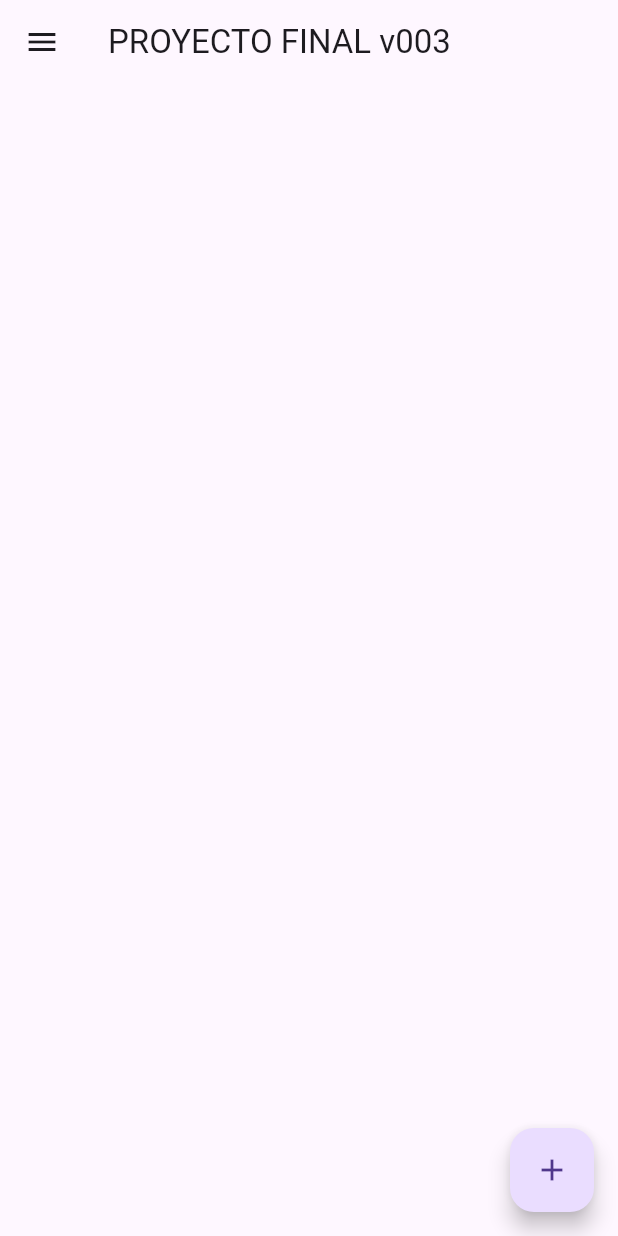
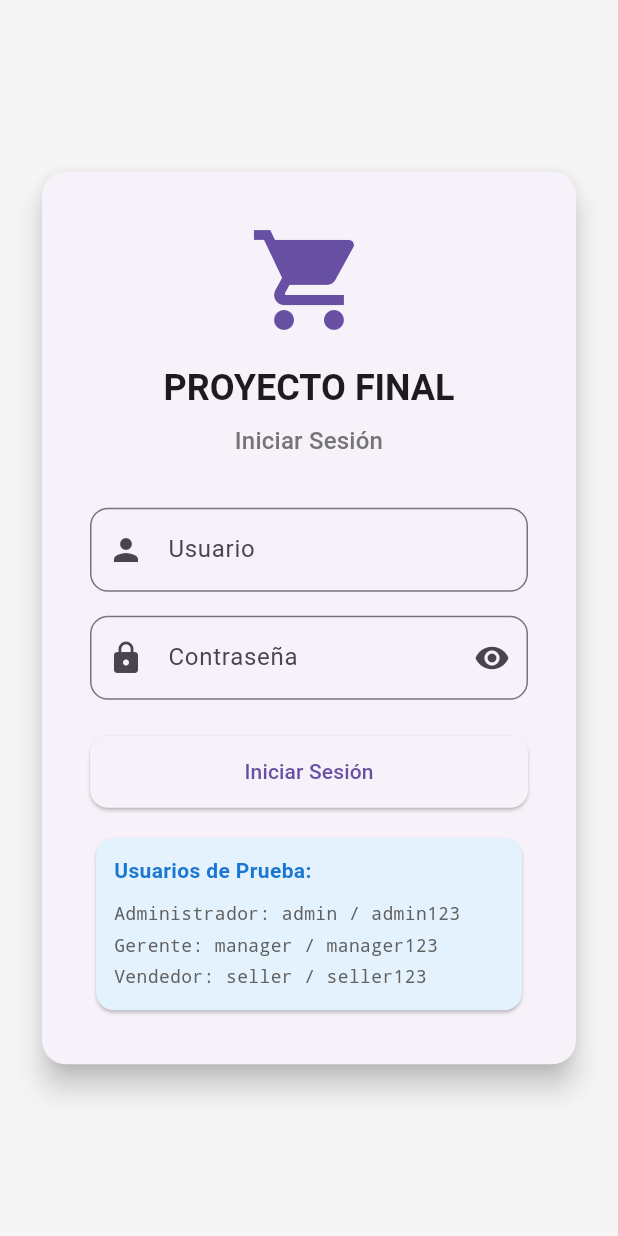
Before and after one commit to joseluisdaza/MFS_Mobile_Avanzado_Proyecto_Final, a Flutter app: the screen it shows after launch, on a phone screen of 412 x 824 dp. Run offline on Flutter 3.47's test engine with Material 3 defaults, Android fonts, the phone set to English and light mode, and no system bars; our stand-ins replace drift, equatable, flutter_bloc; accounts and stored records are empty; generated files the repository leaves out were written again.

Commit message:
Agregando blocs para el login

```diff
--- /dev/null
+++ b/lib/bloc/auth/auth_event.dart
@@ -0,0 +1,22 @@
+import 'package:equatable/equatable.dart';
+
+abstract class AuthEvent extends Equatable {
+  const AuthEvent();
+
+  @override
+  List<Object?> get props => [];
+}
+
+class LoginRequested extends AuthEvent {
+  final String username;
+  final String password;
+
+  const LoginRequested({required this.username, required this.password});
+
+  @override
+  List<Object?> get props => [username, password];
+}
+
+class LogoutRequested extends AuthEvent {}
+
+class CheckAuthStatus extends AuthEvent {}
--- /dev/null
+++ b/lib/bloc/auth/auth_state.dart
@@ -0,0 +1,45 @@
+import 'package:equatable/equatable.dart';
+import 'package:carro_2_fin_expo_sqlite/database/database.dart';
+
+abstract class AuthState extends Equatable {
+  const AuthState();
+
+  @override
+  List<Object?> get props => [];
+}
+
+class AuthInitial extends AuthState {}
+
+class AuthLoading extends AuthState {}
+
+class AuthAuthenticated extends AuthState {
+  final User user;
+
+  const AuthAuthenticated({required this.user});
+
+  @override
+  List<Object?> get props => [user];
+
+  // Helper methods para verificar roles
+  bool get isAdmin => user.role == 'admin';
+  bool get isManager => user.role == 'manager';
+  bool get isSeller => user.role == 'seller';
+
+  // Helper methods para permisos
+  bool get canManageProducts => isAdmin;
+  bool get canManageInventory => isAdmin || isManager;
+  bool get canManageStores => isAdmin || isManager;
+  bool get canManageUsers => isAdmin || isManager;
+  bool get canAccessCart => true; // Todos pueden acceder al carrito
+}
+
+class AuthUnauthenticated extends AuthState {}
+
+class AuthError extends AuthState {
+  final String message;
+
+  const AuthError({required this.message});
+
+  @override
+  List<Object?> get props => [message];
+}
--- a/lib/database/database.dart
+++ b/lib/database/database.dart
@@ -148,6 +148,12 @@ class AppDatabase extends _$AppDatabase {
   Future<User?> getUserByUsername(String username) => (select(
     users,
   )..where((u) => u.username.equals(username))).getSingleOrNull();
+
+  Future<User?> getUserByCredentials(String username, String password) =>
+      (select(users)..where(
+            (u) => u.username.equals(username) & u.password.equals(password),
+          ))
+          .getSingleOrNull();
 
   // === STORE INVENTORY CRUD ===
   Future<List<StoreInventoryData>> getInventoryByStore(int storeId) =>
@@ -333,38 +339,71 @@ class AppDatabase extends _$AppDatabase {
   // === MÉTODOS DE INICIALIZACIÓN ===
 
   Future<void> initializeDefaultData() async {
-    // Verificar si ya hay datos
+    // Verificar si ya hay tiendas
     final storeCount = await (selectOnly(
       stores,
     )..addColumns([stores.id.count()])).getSingle();
 
+    int? store1Id;
+    int? store2Id;
+
     if (storeCount.read(stores.id.count()) == 0) {
       // Crear tiendas por defecto
-      final store1Id = await insertStore(
+      store1Id = await insertStore(
         StoresCompanion.insert(
           name: 'Tienda Centro',
           location: 'Centro Comercial Cala Cala',
         ),
       );
 
-      final store2Id = await insertStore(
+      store2Id = await insertStore(
         StoresCompanion.insert(
           name: 'Tienda Norte',
           location: 'Zona Norte - Av. Libertador 123',
         ),
       );
+    }
 
-      // Crear usuario vendedor por defecto
-      await insertUser(
+    // Verificar si ya hay usuarios
+    final userCount = await (selectOnly(
+      users,
+    )..addColumns([users.id.count()])).getSingle();
+
+    if (userCount.read(users.id.count()) == 0) {
+      print('DEBUG: Creando usuarios de prueba...');
+
+      // Crear usuarios de prueba
+      final adminId = await insertUser(
         UsersCompanion.insert(
           username: 'admin',
-          password: '123456', // En producción debería estar hasheada
+          password: 'admin123',
           fullName: 'Administrador del Sistema',
           role: const Value('admin'),
         ),
       );
+      print('DEBUG: Usuario admin creado con ID: $adminId');
 
-      await insertUser(
+      final managerId = await insertUser(
+        UsersCompanion.insert(
+          username: 'manager',
+          password: 'manager123',
+          fullName: 'Gerente de Tienda',
+          role: const Value('manager'),
+        ),
+      );
+      print('DEBUG: Usuario manager creado con ID: $managerId');
+
+      final sellerId = await insertUser(
+        UsersCompanion.insert(
+          username: 'seller',
+          password: 'seller123',
+          fullName: 'Vendedor de Mostrador',
+          role: const Value('seller'),
+        ),
+      );
+      print('DEBUG: Usuario seller creado con ID: $sellerId');
+
+      final vendedorId = await insertUser(
         UsersCompanion.insert(
           username: 'vendedor1',
           password: '123456',
@@ -372,11 +411,19 @@ class AppDatabase extends _$AppDatabase {
           role: const Value('seller'),
         ),
       );
+      print('DEBUG: Usuario vendedor1 creado con ID: $vendedorId');
+      print('DEBUG: Todos los usuarios de prueba creados exitosamente');
+    } else {
+      print(
+        'DEBUG: Los usuarios ya existen, total: ${userCount.read(users.id.count())}',
+      );
+    }
 
-      // Si hay productos existentes, crear inventario inicial para ambas tiendas
+    // Si se crearon tiendas nuevas y hay productos, crear inventario inicial
+    if (store1Id != null && store2Id != null) {
       final products = await getAllProducts();
       for (final product in products) {
-        // Inventario para tienda sur (cantidad inicial fija)
+        // Inventario para tienda centro (cantidad inicial fija)
         await insertStoreInventory(
           StoreInventoryCompanion.insert(
             storeId: store1Id,
--- a/lib/main.dart
+++ b/lib/main.dart
@@ -6,10 +6,12 @@ import 'package:carro_2_fin_expo_sqlite/bloc/products/products_bloc.dart';
 import 'package:carro_2_fin_expo_sqlite/bloc/cart/cart_bloc.dart';
 import 'package:carro_2_fin_expo_sqlite/bloc/stores/stores_bloc.dart';
 import 'package:carro_2_fin_expo_sqlite/bloc/users/users_bloc.dart';
+import 'package:carro_2_fin_expo_sqlite/bloc/auth/auth_bloc.dart';
 import 'package:carro_2_fin_expo_sqlite/bloc/products/products_event.dart';
 import 'package:carro_2_fin_expo_sqlite/bloc/stores/stores_event.dart';
 import 'package:carro_2_fin_expo_sqlite/bloc/users/users_event.dart';
-import 'package:carro_2_fin_expo_sqlite/presentation/pages/home_page.dart';
+import 'package:carro_2_fin_expo_sqlite/bloc/auth/auth_event.dart';
+import 'package:carro_2_fin_expo_sqlite/presentation/widgets/auth_wrapper.dart';
 
 void main() {
   runApp(const MainApp());
@@ -66,13 +68,22 @@ class MainApp extends StatelessWidget {
               ),
             )..add(const LoadUsers()),
           ),
+          // BLoC de autenticación
+          BlocProvider<AuthBloc>(
+            create: (context) => AuthBloc(
+              database: provider_pkg.Provider.of<AppDatabase>(
+                context,
+                listen: false,
+              ),
+            )..add(CheckAuthStatus()),
+          ),
         ],
         child: MaterialApp(
           title: 'Carrito de Compras By Josh',
           themeMode: ThemeMode.system, // Usa el tema del sistema por defecto
           theme: ThemeData.light(),
           darkTheme: ThemeData.dark(),
-          home: const HomePage(),
+          home: const AuthWrapper(),
         ),
       ),
     );
--- a/lib/presentation/pages/home_page.dart
+++ b/lib/presentation/pages/home_page.dart
@@ -6,6 +6,8 @@ import 'package:carro_2_fin_expo_sqlite/bloc/products/products_state.dart';
 import 'package:carro_2_fin_expo_sqlite/bloc/cart/cart_bloc.dart';
 import 'package:carro_2_fin_expo_sqlite/bloc/cart/cart_event.dart';
 import 'package:carro_2_fin_expo_sqlite/bloc/cart/cart_state.dart';
+import 'package:carro_2_fin_expo_sqlite/bloc/auth/auth_bloc.dart';
+import 'package:carro_2_fin_expo_sqlite/bloc/auth/auth_event.dart';
 import 'package:carro_2_fin_expo_sqlite/database/database.dart';
 import 'package:carro_2_fin_expo_sqlite/presentation/dialogos/product_dialog.dart';
 import 'package:carro_2_fin_expo_sqlite/presentation/dialogos/inventory_dialog.dart';
@@ -13,12 +15,14 @@ import 'package:carro_2_fin_expo_sqlite/presentation/pages/stores_page.dart';
 import 'package:carro_2_fin_expo_sqlite/presentation/pages/users_page.dart';
 
 class HomePage extends StatelessWidget {
-  const HomePage({super.key});
+  final User user;
+
+  const HomePage({super.key, required this.user});
 
   @override
   Widget build(BuildContext context) {
     return Scaffold(
-      appBar: AppBar(title: const Text('PROYECTO FINAL v003')),
+      appBar: AppBar(title: const Text('PROYECTO FINAL v005')),
       drawer: _buildDrawer(context),
       body: BlocBuilder<ProductsBloc, ProductsState>(
         builder: (context, state) {
@@ -45,9 +49,52 @@ class HomePage extends StatelessWidget {
     return Drawer(
       child: ListView(
         children: [
-          const DrawerHeader(
-            child: Text('Menú', style: TextStyle(fontSize: 24)),
+          DrawerHeader(
+            decoration: BoxDecoration(color: Theme.of(context).primaryColor),
+            child: Column(
+              crossAxisAlignment: CrossAxisAlignment.start,
+              children: [
+                const Icon(Icons.person, size: 48, color: Colors.white),
+                const SizedBox(height: 8),
+                Text(
+                  user.fullName,
+                  style: const TextStyle(
+                    color: Colors.white,
+                    fontSize: 18,
+                    fontWeight: FontWeight.bold,
                   ),
+                ),
+                Text(
+                  _getRoleDisplayName(user.role),
+                  style: const TextStyle(color: Colors.white70, fontSize: 14),
+                ),
+              ],
+            ),
+          ),
+
+          // Carrito - Todos los usuarios pueden acceder
+          ListTile(
+            leading: const Icon(Icons.shopping_cart),
+            title: const Text('Carrito'),
+            onTap: () {
+              context.read<ProductsBloc>().add(const FilterProducts('carrito'));
+              context.read<CartBloc>().add(LoadCart());
+              Navigator.pop(context);
+            },
+          ),
+
+          // Comprar - Todos los usuarios pueden acceder
+          ListTile(
+            leading: const Icon(Icons.shopping_bag),
+            title: const Text('Comprar'),
+            onTap: () {
+              context.read<ProductsBloc>().add(const FilterProducts('comprar'));
+              Navigator.pop(context);
+            },
+          ),
+
+          // Inventario - Solo Admin y Gerente
+          if (_canAccessInventory())
             ListTile(
               leading: const Icon(Icons.inventory),
               title: const Text('Inventario'),
@@ -58,23 +105,9 @@ class HomePage extends StatelessWidget {
                 Navigator.pop(context);
               },
             ),
-          ListTile(
-            leading: const Icon(Icons.shopping_cart),
-            title: const Text('Carrito'),
-            onTap: () {
-              context.read<ProductsBloc>().add(const FilterProducts('carrito'));
-              context.read<CartBloc>().add(LoadCart());
-              Navigator.pop(context);
-            },
-          ),
-          ListTile(
-            leading: const Icon(Icons.shopping_bag),
-            title: const Text('Comprar'),
-            onTap: () {
-              context.read<ProductsBloc>().add(const FilterProducts('comprar'));
-              Navigator.pop(context);
-            },
-          ),
+
+          // Tiendas - Solo Admin y Gerente
+          if (_canAccessStores())
             ListTile(
               leading: const Icon(Icons.store),
               title: const Text('Tiendas'),
@@ -86,6 +119,9 @@ class HomePage extends StatelessWidget {
                 );
               },
             ),
+
+          // Usuarios - Solo Admin y Gerente
+          if (_canAccessUsers())
             ListTile(
               leading: const Icon(Icons.people),
               title: const Text('Usuarios'),
@@ -97,9 +133,50 @@ class HomePage extends StatelessWidget {
                 );
               },
             ),
+
+          const Divider(),
+
+          // Cerrar Sesión
+          ListTile(
+            leading: const Icon(Icons.logout, color: Colors.red),
+            title: const Text(
+              'Cerrar Sesión',
+              style: TextStyle(color: Colors.red),
+            ),
+            onTap: () {
+              Navigator.pop(context);
+              context.read<AuthBloc>().add(LogoutRequested());
+            },
+          ),
         ],
       ),
     );
+  }
+
+  // Helper methods para permisos
+  bool _canAccessInventory() {
+    return user.role == 'admin' || user.role == 'manager';
+  }
+
+  bool _canAccessStores() {
+    return user.role == 'admin' || user.role == 'manager';
+  }
+
+  bool _canAccessUsers() {
+    return user.role == 'admin' || user.role == 'manager';
+  }
+
+  String _getRoleDisplayName(String role) {
+    switch (role) {
+      case 'admin':
+        return 'Administrador';
+      case 'manager':
+        return 'Gerente';
+      case 'seller':
+        return 'Vendedor';
+      default:
+        return 'Usuario';
+    }
   }
 
   Widget _buildProductsList(BuildContext context, ProductsLoaded state) {
--- /dev/null
+++ b/lib/presentation/pages/login_page.dart
@@ -0,0 +1,236 @@
+import 'package:flutter/material.dart';
+import 'package:flutter_bloc/flutter_bloc.dart';
+import 'package:carro_2_fin_expo_sqlite/bloc/auth/auth_bloc.dart';
+import 'package:carro_2_fin_expo_sqlite/bloc/auth/auth_event.dart';
+import 'package:carro_2_fin_expo_sqlite/bloc/auth/auth_state.dart';
+
+class LoginPage extends StatefulWidget {
+  const LoginPage({super.key});
+
+  @override
+  State<LoginPage> createState() => _LoginPageState();
+}
+
+class _LoginPageState extends State<LoginPage> {
+  final _formKey = GlobalKey<FormState>();
+  final _usernameController = TextEditingController();
+  final _passwordController = TextEditingController();
+  bool _obscurePassword = true;
+
+  @override
+  void dispose() {
+    _usernameController.dispose();
+    _passwordController.dispose();
+    super.dispose();
+  }
+
+  @override
+  Widget build(BuildContext context) {
+    return Scaffold(
+      backgroundColor: Colors.grey[100],
+      body: BlocConsumer<AuthBloc, AuthState>(
+        listener: (context, state) {
+          if (state is AuthError) {
+            ScaffoldMessenger.of(context).showSnackBar(
+              SnackBar(
+                content: Text(state.message),
+                backgroundColor: Colors.red,
+              ),
+            );
+          }
+        },
+        builder: (context, state) {
+          return Center(
+            child: SingleChildScrollView(
+              padding: const EdgeInsets.all(24.0),
+              child: Card(
+                elevation: 8,
+                shape: RoundedRectangleBorder(
+                  borderRadius: BorderRadius.circular(16),
+                ),
+                child: Container(
+                  constraints: const BoxConstraints(maxWidth: 400),
+                  padding: const EdgeInsets.all(32.0),
+                  child: Form(
+                    key: _formKey,
+                    child: Column(
+                      mainAxisSize: MainAxisSize.min,
+                      crossAxisAlignment: CrossAxisAlignment.stretch,
+                      children: [
+                        // Logo o título
+                        Icon(
+                          Icons.shopping_cart,
+                          size: 80,
+                          color: Theme.of(context).primaryColor,
+                        ),
+                        const SizedBox(height: 16),
+                        Text(
+                          'PROYECTO FINAL',
+                          textAlign: TextAlign.center,
+                          style: Theme.of(context).textTheme.headlineSmall
+                              ?.copyWith(fontWeight: FontWeight.bold),
+                        ),
+                        const SizedBox(height: 8),
+                        Text(
+                          'Iniciar Sesión',
+                          textAlign: TextAlign.center,
+                          style: Theme.of(context).textTheme.titleMedium
+                              ?.copyWith(color: Colors.grey[600]),
+                        ),
+                        const SizedBox(height: 32),
+
+                        // Campo de usuario
+                        TextFormField(
+                          controller: _usernameController,
+                          decoration: InputDecoration(
+                            labelText: 'Usuario',
+                            prefixIcon: const Icon(Icons.person),
+                            border: OutlineInputBorder(
+                              borderRadius: BorderRadius.circular(12),
+                            ),
+                          ),
+                          validator: (value) {
+                            if (value == null || value.isEmpty) {
+                              return 'Por favor ingrese su usuario';
+                            }
+                            return null;
+                          },
+                        ),
+                        const SizedBox(height: 16),
+
+                        // Campo de contraseña
+                        TextFormField(
+                          controller: _passwordController,
+                          obscureText: _obscurePassword,
+                          decoration: InputDecoration(
+                            labelText: 'Contraseña',
+                            prefixIcon: const Icon(Icons.lock),
+                            suffixIcon: IconButton(
+                              icon: Icon(
+                                _obscurePassword
+                                    ? Icons.visibility
+                                    : Icons.visibility_off,
+                              ),
+                              onPressed: () {
+                                setState(() {
+                                  _obscurePassword = !_obscurePassword;
+                                });
+                              },
+                            ),
+                            border: OutlineInputBorder(
+                              borderRadius: BorderRadius.circular(12),
+                            ),
+                          ),
+                          validator: (value) {
+                            if (value == null || value.isEmpty) {
+                              return 'Por favor ingrese su contraseña';
+                            }
+                            return null;
+                          },
+                        ),
+                        const SizedBox(height: 24),
+
+                        // Botón de login
+                        SizedBox(
+                          height: 48,
+                          child: ElevatedButton(
+                            onPressed: state is AuthLoading
+                                ? null
+                                : _handleLogin,
+                            style: ElevatedButton.styleFrom(
+                              shape: RoundedRectangleBorder(
+                                borderRadius: BorderRadius.circular(12),
+                              ),
+                            ),
+                            child: state is AuthLoading
+                                ? const Row(
+                                    mainAxisAlignment: MainAxisAlignment.center,
+                                    children: [
+                                      SizedBox(
+                                        width: 20,
+                                        height: 20,
+                                        child: CircularProgressIndicator(
+                                          strokeWidth: 2,
+                                        ),
+                                      ),
+                                      SizedBox(width: 12),
+                                      Text('Iniciando sesión...'),
+                                    ],
+                                  )
+                                : const Text('Iniciar Sesión'),
+                          ),
+                        ),
+                        const SizedBox(height: 16),
+
+                        // Información de usuarios de prueba
+                        Card(
+                          color: Colors.blue[50],
+                          child: Padding(
+                            padding: const EdgeInsets.all(12.0),
+                            child: Column(
+                              crossAxisAlignment: CrossAxisAlignment.start,
+                              children: [
+                                Text(
+                                  'Usuarios de Prueba:',
+                                  style: TextStyle(
+                                    fontWeight: FontWeight.bold,
+                                    color: Colors.blue[700],
+                                  ),
+                                ),
+                                const SizedBox(height: 8),
+                                _buildTestUser(
+                                  'admin',
+                                  'admin123',
+                                  'Administrador',
+                                ),
+                                _buildTestUser(
+                                  'manager',
+                                  'manager123',
+                                  'Gerente',
+                                ),
+                                _buildTestUser(
+                                  'seller',
+                                  'seller123',
+                                  'Vendedor',
+                                ),
+                              ],
+                            ),
+                          ),
+                        ),
+                      ],
+                    ),
+                  ),
+                ),
+              ),
+            ),
+          );
+        },
+      ),
+    );
+  }
+
+  Widget _buildTestUser(String username, String password, String role) {
+    return Padding(
+      padding: const EdgeInsets.symmetric(vertical: 2),
+      child: Text(
+        '$role: $username / $password',
+        style: TextStyle(
+          fontSize: 12,
+          color: Colors.grey[700],
+          fontFamily: 'monospace',
+        ),
+      ),
+    );
+  }
+
+  void _handleLogin() {
+    if (_formKey.currentState?.validate() ?? false) {
+      context.read<AuthBloc>().add(
+        LoginRequested(
+          username: _usernameController.text.trim(),
+          password: _passwordController.text,
+        ),
+      );
+    }
+  }
+}
--- /dev/null
+++ b/lib/presentation/widgets/auth_wrapper.dart
@@ -0,0 +1,23 @@
+import 'package:flutter/material.dart';
+import 'package:flutter_bloc/flutter_bloc.dart';
+import 'package:carro_2_fin_expo_sqlite/bloc/auth/auth_bloc.dart';
+import 'package:carro_2_fin_expo_sqlite/bloc/auth/auth_state.dart';
+import 'package:carro_2_fin_expo_sqlite/presentation/pages/login_page.dart';
+import 'package:carro_2_fin_expo_sqlite/presentation/pages/home_page.dart';
+
+class AuthWrapper extends StatelessWidget {
+  const AuthWrapper({super.key});
+
+  @override
+  Widget build(BuildContext context) {
+    return BlocBuilder<AuthBloc, AuthState>(
+      builder: (context, state) {
+        if (state is AuthAuthenticated) {
+          return HomePage(user: state.user);
+        } else {
+          return const LoginPage();
+        }
+      },
+    );
+  }
+}
```
Also changed, not shown: lib/bloc/auth/auth_bloc.dart (added, +76 -0 lines). Lines whose indentation alone changed are shown as unchanged.
